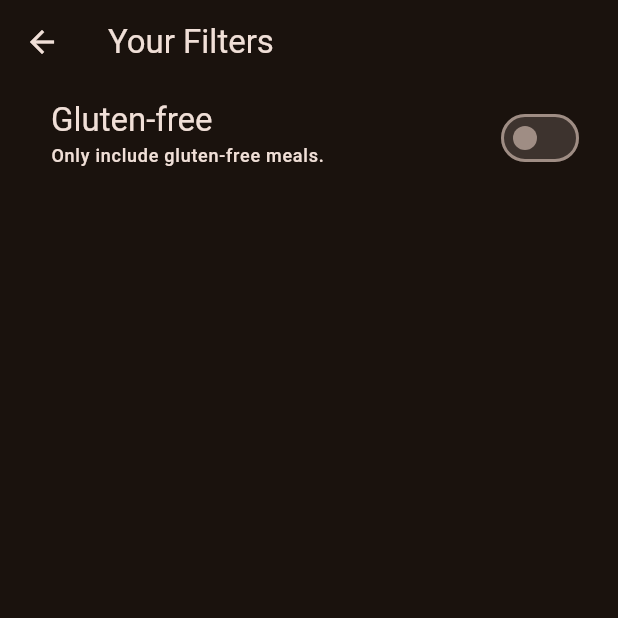
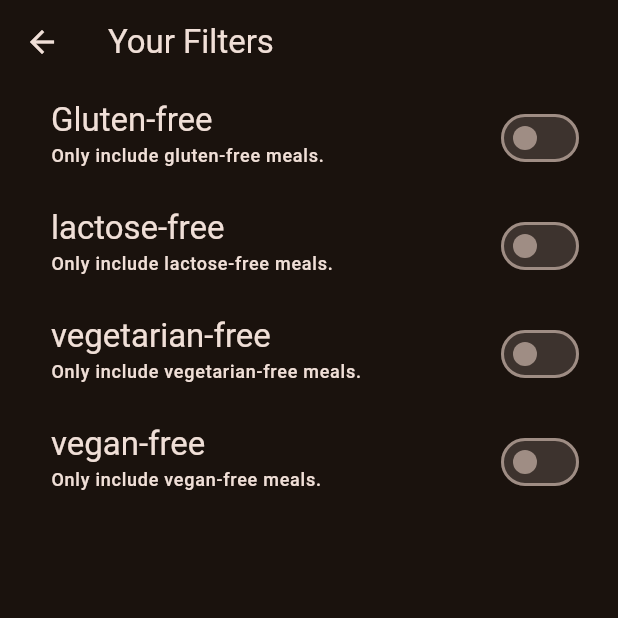
Before and after one commit to alifrizqullahmaruf/Flutter_App_Meals, a Flutter app: the FiltersScreen screen opened directly, on a phone screen of 412 x 824 dp, the top half of it. Run offline on Flutter 3.47's test engine with Material 3 defaults, Android fonts, the phone set to English and light mode, and no system bars; our stand-ins replace transparent_image.

```diff
--- a/lib/screens/filters.dart
+++ b/lib/screens/filters.dart
@@ -1,4 +1,6 @@
 import 'package:flutter/material.dart';
+// import 'package:meals_app/screens/tabs.dart';
+// import 'package:meals_app/widgets/main_drawer.dart';
 
 class FiltersScreen extends StatefulWidget {
   const FiltersScreen({super.key});
@@ -9,6 +11,9 @@ class FiltersScreen extends StatefulWidget {
 
 class _FiltersScreenState extends State<FiltersScreen> {
   var _glutenFreeFilterSet = false;
+  var _lactoseFreeFilterSet = false;
+  var _vegetarianFilterSet = false;
+  var _veganFilterSet = false;
 
   @override
   Widget build(BuildContext context) {
@@ -16,6 +21,18 @@ class _FiltersScreenState extends State<FiltersScreen> {
       appBar: AppBar(
         title: const Text('Your Filters'),
       ),
+      //? Perbedaan anatara push dan push
+      // drawer: MainDrawer(onSelectScreen: (identifier) {
+      //   Navigator.pop(context);
+      //   if (identifier == 'meals') {
+      //     Navigator.pushReplacement(
+      //       context,
+      //       MaterialPageRoute(
+      //         builder: (context) => const TabsScreen(),
+      //       ),
+      //     );
+      //   }
+      // }),
       body: Column(
         children: [
           SwitchListTile(
@@ -40,6 +57,72 @@ class _FiltersScreenState extends State<FiltersScreen> {
             activeColor: Theme.of(context).colorScheme.tertiary,
             contentPadding: const EdgeInsets.only(left: 34, right: 22),
           ),
+          SwitchListTile(
+            value: _lactoseFreeFilterSet,
+            onChanged: (isChecked) {
+              setState(() {
+                _lactoseFreeFilterSet = isChecked;
+              });
+            },
+            title: Text(
+              'lactose-free',
+              style: Theme.of(context).textTheme.titleLarge!.copyWith(
+                    color: Theme.of(context).colorScheme.onBackground,
+                  ),
+            ),
+            subtitle: Text(
+              'Only include lactose-free meals.',
+              style: Theme.of(context).textTheme.labelMedium!.copyWith(
+                    color: Theme.of(context).colorScheme.onBackground,
+                  ),
+            ),
+            activeColor: Theme.of(context).colorScheme.tertiary,
+            contentPadding: const EdgeInsets.only(left: 34, right: 22),
+          ),
+          SwitchListTile(
+            value: _vegetarianFilterSet,
+            onChanged: (isChecked) {
+              setState(() {
+                _vegetarianFilterSet = isChecked;
+              });
+            },
+            title: Text(
+              'vegetarian-free',
+              style: Theme.of(context).textTheme.titleLarge!.copyWith(
+                    color: Theme.of(context).colorScheme.onBackground,
+                  ),
+            ),
+            subtitle: Text(
+              'Only include vegetarian-free meals.',
+              style: Theme.of(context).textTheme.labelMedium!.copyWith(
+                    color: Theme.of(context).colorScheme.onBackground,
+                  ),
+            ),
+            activeColor: Theme.of(context).colorScheme.tertiary,
+            contentPadding: const EdgeInsets.only(left: 34, right: 22),
+          ),
+          SwitchListTile(
+            value: _veganFilterSet,
+            onChanged: (isChecked) {
+              setState(() {
+                _veganFilterSet = isChecked;
+              });
+            },
+            title: Text(
+              'vegan-free',
+              style: Theme.of(context).textTheme.titleLarge!.copyWith(
+                    color: Theme.of(context).colorScheme.onBackground,
+                  ),
+            ),
+            subtitle: Text(
+              'Only include vegan-free meals.',
+              style: Theme.of(context).textTheme.labelMedium!.copyWith(
+                    color: Theme.of(context).colorScheme.onBackground,
+                  ),
+            ),
+            activeColor: Theme.of(context).colorScheme.tertiary,
+            contentPadding: const EdgeInsets.only(left: 34, right: 22),
+          ),
         ],
       ),
     );
--- a/lib/screens/tabs.dart
+++ b/lib/screens/tabs.dart
@@ -52,11 +52,10 @@ class _TabsScreenState extends State<TabsScreen> {
 
   // Set drawer page
   void _setScreen(String identifier) {
+    Navigator.pop(context);
     if (identifier == 'filters') {
-      Navigator.push(
-          context, MaterialPageRoute(builder: (context) => FiltersScreen()));
-    } else {
-      Navigator.pop(context);
+      Navigator.push(context,
+          MaterialPageRoute(builder: (context) => const FiltersScreen()));
     }
   }
 
```
